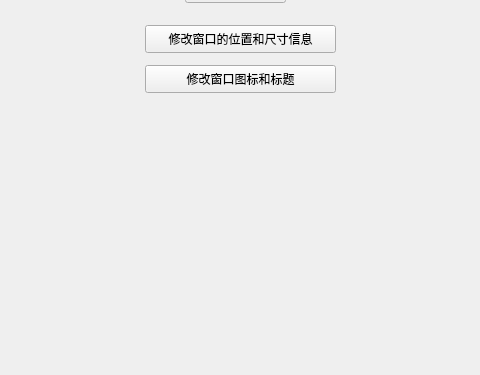
Above: Qt_Demo_09_WindowTest/mainwindow.ui from BigheadofLiu/qt_learn before the change; both pictures show x 125 to 605 and y 225 to 600 of the 800 by 600 pixel window. Below: the same form after it.
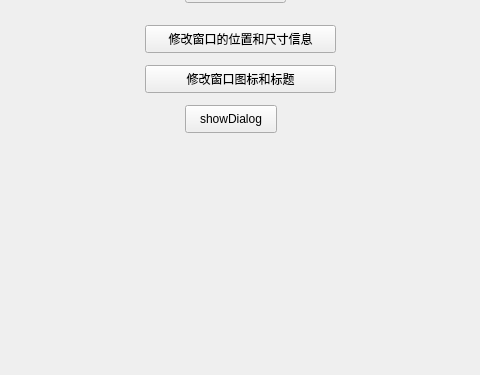
That is the form after the change.

Diff of the .ui file:
```diff
--- a/Qt_Demo_09_WindowTest/mainwindow.ui
+++ b/Qt_Demo_09_WindowTest/mainwindow.ui
@@ -53,19 +53,6 @@
      <string>修改窗口的位置和尺寸信息</string>
     </property>
    </widget>
-   <widget class="QLabel" name="label">
-    <property name="geometry">
-     <rect>
-      <x>270</x>
-      <y>290</y>
-      <width>191</width>
-      <height>191</height>
-     </rect>
-    </property>
-    <property name="text">
-     <string/>
-    </property>
-   </widget>
    <widget class="QPushButton" name="pushButton_4">
     <property name="geometry">
      <rect>
@@ -79,6 +66,19 @@
      <string>修改窗口图标和标题</string>
     </property>
    </widget>
+   <widget class="QPushButton" name="showDia">
+    <property name="geometry">
+     <rect>
+      <x>310</x>
+      <y>330</y>
+      <width>92</width>
+      <height>28</height>
+     </rect>
+    </property>
+    <property name="text">
+     <string>showDialog</string>
+    </property>
+   </widget>
   </widget>
   <widget class="QMenuBar" name="menubar">
    <property name="geometry">
```
